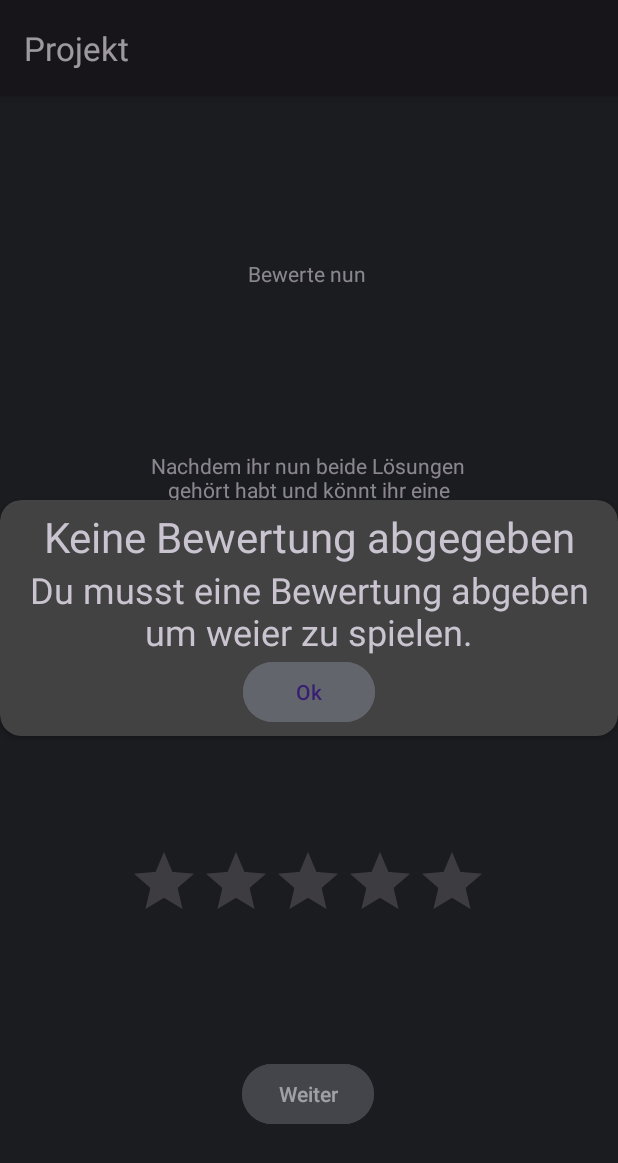
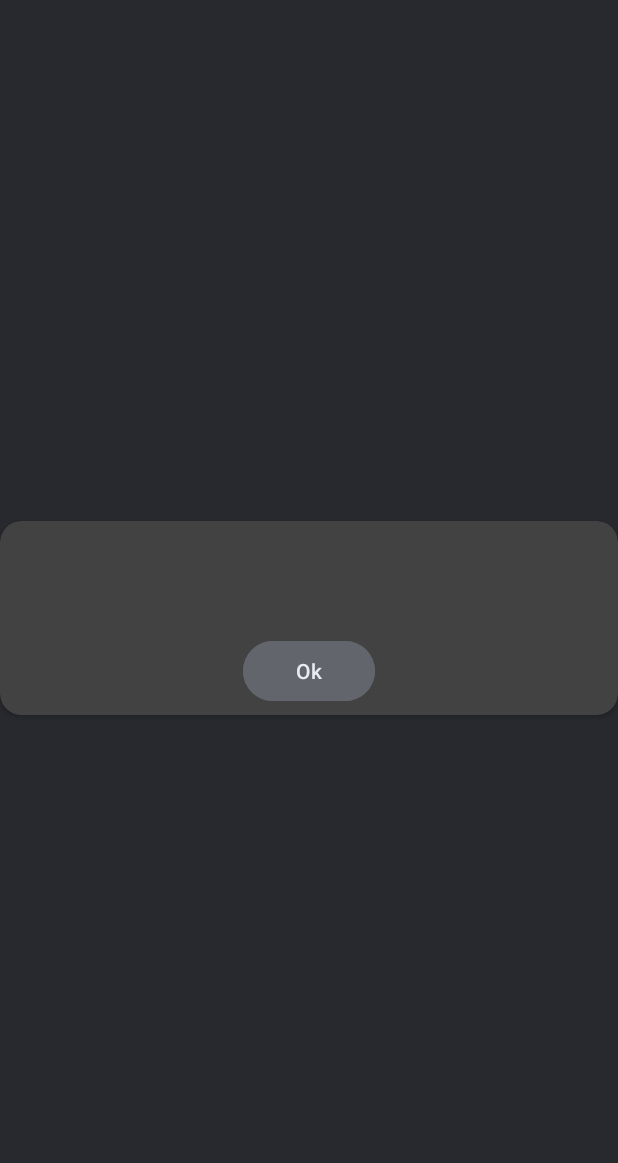
Before and after one commit to Sam21606/KH2-Spielt, an Android app: the ratingOffline screen opened directly, with no data from a screen before it, after a tap on "Weiter", on a phone screen of 412 x 824 dp. Shown: the top 1163 px of the screen. Run offline under Robolectric (Android 15) with nearby library versions, the phone set to English and light mode, and no system bars; our stand-ins replace Firebase (no records; nobody signed in at launch, a user with empty details on screens opened directly).

Commit message:
clean up in popout function

```diff
--- a/app/src/main/java/com/example/projekt/ratingOffline.kt
+++ b/app/src/main/java/com/example/projekt/ratingOffline.kt
@@ -16,7 +16,9 @@ class ratingOffline : AppCompatActivity() { // KLassennamen camel case
     private lateinit var ratingBewertung: RatingBar
     private lateinit var buttonWeiterBewertung: Button
     private lateinit var playerToRateText: TextView
-    var rating1 = 0
+    private var rating1 = 0
+    private var chosenPopout : MutableList <String> = mutableListOf() // erste Stelle Titel zweite Stelle Erklärung
+
 
 
     override fun onCreate(savedInstanceState: Bundle?) {
@@ -61,16 +63,21 @@ class ratingOffline : AppCompatActivity() { // KLassennamen camel case
         }
     }
 
-    private fun popout(){// ALERTDIALOG
-        val popoutNoName =
-            layoutInflater.inflate(R.layout.popout_keine_bewertung_gegeben, null)
+    private fun popout(){
+        chosenPopout = mutableListOf(getString(R.string.no_rating), getString(R.string.no_rating_explained))
+        val popoutNoInput =
+            layoutInflater.inflate(R.layout.popout_template, null)
         val popout = Dialog(this)
-        popout.setContentView(popoutNoName)
+        val popoutText = popoutNoInput.findViewById<TextView>(R.id.popoutText)
+        val popoutTitle = popoutNoInput.findViewById<TextView>(R.id.popoutTitle)
+        popoutText.text = chosenPopout[1]
+        popoutTitle.text = chosenPopout[0]
+        popout.setContentView(R.layout.popout_template)
         popout.window?.setBackgroundDrawable(ColorDrawable(Color.TRANSPARENT))
         popout.window?.attributes?.width = WindowManager.LayoutParams.MATCH_PARENT
         popout.window?.attributes?.height = WindowManager.LayoutParams.MATCH_PARENT
         popout.show()
-        val popoutButton = popoutNoName.findViewById<Button>(R.id.popoutButton)
+        val popoutButton = popoutNoInput.findViewById<Button>(R.id.popoutButton)
         popoutButton.setOnClickListener {
             popout.dismiss()
         }
--- a/app/src/main/res/layout/popout_keine_bewertung_gegeben.xml
+++ /dev/null
@@ -1,55 +0,0 @@
-<?xml version="1.0" encoding="utf-8"?>
-<androidx.appcompat.widget.LinearLayoutCompat xmlns:android="http://schemas.android.com/apk/res/android"
-    android:layout_width="match_parent"
-    android:layout_height="match_parent"
-    xmlns:app="http://schemas.android.com/apk/res-auto"
-    android:orientation="vertical"
-    android:gravity="center">
-
-
-
-    <androidx.cardview.widget.CardView
-        android:layout_gravity="center"
-        android:layout_width="match_parent"
-        android:layout_height="wrap_content"
-        android:paddingVertical="100dp"
-        app:cardCornerRadius="14dp">
-
-        <LinearLayout
-            android:padding="5dp"
-            android:layout_gravity="center"
-            android:layout_width="match_parent"
-            android:layout_height="wrap_content"
-            android:orientation="vertical">
-
-
-            <TextView
-                android:id="@+id/popoutTitle"
-                android:layout_width="match_parent"
-                android:layout_height="wrap_content"
-                android:layout_gravity="center"
-                android:gravity="center"
-                android:text="@string/no_rating"
-                android:textSize="28sp" />
-
-            <TextView
-                android:id="@+id/popoutText"
-                android:layout_width="match_parent"
-                android:layout_height="wrap_content"
-                android:layout_gravity="center"
-                android:gravity="center"
-                android:text="@string/no_rating_explained"
-                android:textSize="24sp" />
-
-            <Button
-        android:backgroundTint="@color/grey"
-                android:id="@+id/popoutButton"
-                android:layout_width="wrap_content"
-                android:layout_height="wrap_content"
-                android:layout_gravity="center"
-                android:text="@string/ok" />
-
-        </LinearLayout>
-    </androidx.cardview.widget.CardView>
-
-</androidx.appcompat.widget.LinearLayoutCompat>
--- a/app/src/main/res/layout/popout_keine_antwort_gegeben.xml
+++ b/app/src/main/res/layout/popout_template.xml
@@ -3,6 +3,7 @@
     android:layout_width="match_parent"
     android:layout_height="match_parent"
     xmlns:app="http://schemas.android.com/apk/res-auto"
+    android:background="@color/backgroundGray"
     android:orientation="vertical"
     android:gravity="center">
 
@@ -29,7 +30,6 @@
                 android:layout_height="wrap_content"
                 android:layout_gravity="center"
                 android:gravity="center"
-                android:text="@string/no_answer"
                 android:textSize="28sp" />
 
             <TextView
@@ -38,11 +38,11 @@
                 android:layout_height="wrap_content"
                 android:layout_gravity="center"
                 android:gravity="center"
-                android:text="@string/no_answer_explained"
                 android:textSize="24sp" />
 
             <Button
-        android:backgroundTint="@color/grey"
+                android:backgroundTint="@color/grey"
+                android:textColor="@color/lightGrey"
                 android:id="@+id/popoutButton"
                 android:layout_width="wrap_content"
                 android:layout_height="wrap_content"
```
Also changed, not shown: app/src/main/java/com/example/projekt/Board.kt (+11 -7 lines), app/src/main/java/com/example/projekt/QuizOffline.kt (+10 -6 lines), app/src/main/java/com/example/projekt/Veranstaltungswahl.kt (+12 -7 lines), app/src/main/res/layout/popout_kein_name_eingetippt.xml (deleted, +0 -56 lines), app/src/main/res/layout/popout_kein_thema_gewaehlt.xml (deleted, +0 -55 lines).
